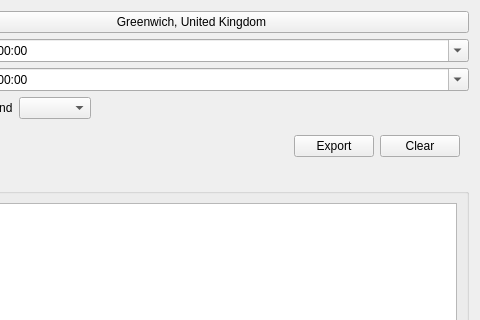
Qt form kstars/tools/eclipsetool.ui (KDE/kstars) before a commit; both pictures show x 201 to 681 and y 0 to 320 of the 681 by 445 pixel window.
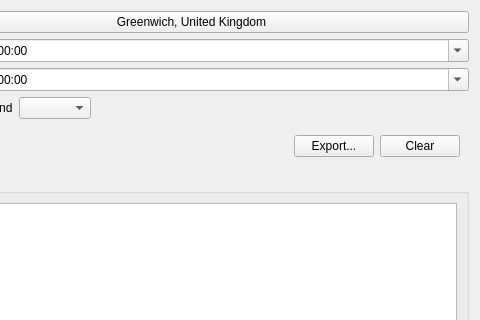
The same form after that commit.

Diff of the .ui file:
```diff
--- a/kstars/tools/eclipsetool.ui
+++ b/kstars/tools/eclipsetool.ui
@@ -157,7 +157,7 @@
          <item>
           <widget class="QPushButton" name="ExportButton">
            <property name="text">
-            <string>Export</string>
+            <string>Export...</string>
            </property>
           </widget>
          </item>
```
